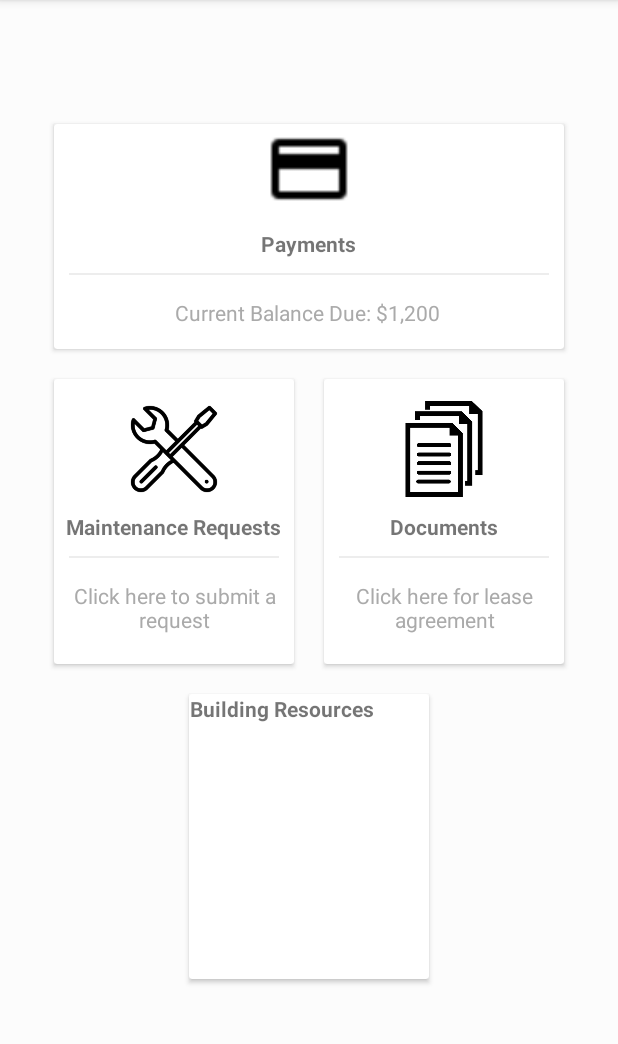
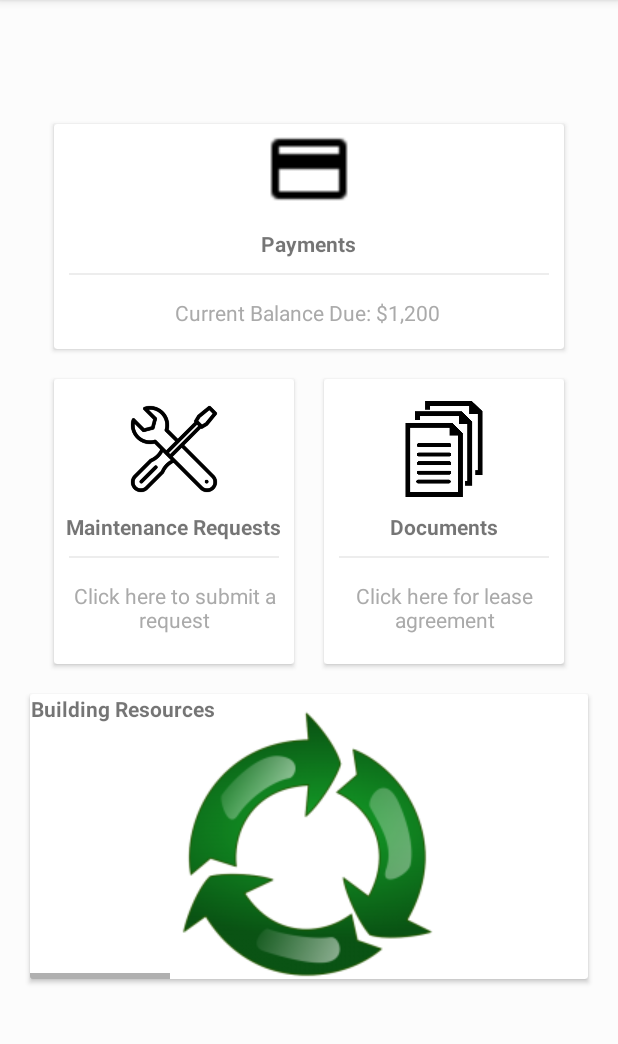
Before and after one commit to jervona/Abode, an Android app: the DashBoardFragment screen opened directly, with no data from a screen before it, on a phone screen of 412 x 824 dp, the part 84-1128 px from its top. Run offline under Robolectric (Android 15) with nearby library versions, the phone set to English and light mode, and no system bars; our stand-ins replace ButterKnife, Firebase (no records; nobody signed in at launch, a user with empty details on screens opened directly); libraries missing offline, so code that uses them is left out: com.aurelhubert.ahbottomnavigation; plain views replace AHBottomNavigation; 11 statements that could not run were skipped.

Commit message:
added recyclerview, and images for view ....

```diff
--- a/app/src/main/java/nyc/c4q/capstone/BottomNavFragment/DashBoardFragment.java
+++ b/app/src/main/java/nyc/c4q/capstone/BottomNavFragment/DashBoardFragment.java
@@ -6,6 +6,10 @@ import android.os.Bundle;
 import android.support.annotation.NonNull;
 import android.support.annotation.Nullable;
 import android.support.v4.app.Fragment;
+import android.support.v4.app.FragmentManager;
+import android.support.v4.app.FragmentTransaction;
+import android.support.v7.widget.LinearLayoutManager;
+import android.support.v7.widget.RecyclerView;
 import android.util.Log;
 import android.view.LayoutInflater;
 import android.view.Menu;
@@ -13,18 +17,27 @@ import android.view.MenuInflater;
 import android.view.MenuItem;
 import android.view.View;
 import android.view.ViewGroup;
+import android.widget.LinearLayout;
 
 import com.google.android.gms.auth.api.Auth;
 import com.google.firebase.auth.FirebaseAuth;
+import com.google.firebase.database.DataSnapshot;
+import com.google.firebase.database.DatabaseError;
 import com.google.firebase.database.FirebaseDatabase;
+import com.google.firebase.database.ValueEventListener;
 
+import java.util.ArrayList;
 import java.util.List;
 
 import nyc.c4q.capstone.MainActivity;
 import nyc.c4q.capstone.R;
+import nyc.c4q.capstone.dash_controller.DashAdapter;
+import nyc.c4q.capstone.dash_controller.Dash_Rv_Model;
 import nyc.c4q.capstone.database.TenantDataBaseHelper;
 import nyc.c4q.capstone.datamodels.Tickets;
 import nyc.c4q.capstone.datamodels.UserApartmentInfo;
+import nyc.c4q.capstone.maintenance.NewRequestFragment;
+import nyc.c4q.capstone.maintenance.SubmittedAdapter;
 import nyc.c4q.capstone.signupactivites.SignInActivity;
 
 
@@ -33,9 +46,11 @@ import nyc.c4q.capstone.signupactivites.SignInActivity;
  */
 public class DashBoardFragment extends Fragment {
 
+
     View rootView;
     TenantDataBaseHelper db;
     UserApartmentInfo user;
+
 
 
     public DashBoardFragment() {
@@ -49,6 +64,22 @@ public class DashBoardFragment extends Fragment {
         rootView = inflater.inflate(R.layout.fragment_dash_board, container, false);
         setHasOptionsMenu(true);
 
+        RecyclerView recyclerView = rootView.findViewById(R.id.my_recycler_view);
+        List<Dash_Rv_Model> models = new ArrayList<>();
+        models.add(new Dash_Rv_Model(R.drawable.recycle2,"Recycling Info"));
+        models.add(new Dash_Rv_Model(R.drawable.no_smoking,"NYC Smoking Resource"));
+        models.add(new Dash_Rv_Model(R.drawable.housingcourtanswerslogo,"Housing Court Questions"));
+        models.add(new Dash_Rv_Model(R.drawable.nyc_logo,"NYC Rent Increase Info"));
+
+        DashAdapter dashAdapter = new DashAdapter(models);
+        LinearLayoutManager linearLayoutManager = new LinearLayoutManager(getContext(),LinearLayoutManager.HORIZONTAL,false);
+        recyclerView.setAdapter(dashAdapter);
+        recyclerView.setLayoutManager(linearLayoutManager);
+
+
+
+
+
         return rootView;
     }
 
@@ -56,7 +87,6 @@ public class DashBoardFragment extends Fragment {
     public void onViewCreated(@NonNull View view, @Nullable Bundle savedInstanceState) {
         super.onViewCreated(view, savedInstanceState);
         db = TenantDataBaseHelper.getInstance(FirebaseDatabase.getInstance());
-        db.getTicketsList().size();
 
 
     }
--- /dev/null
+++ b/app/src/main/java/nyc/c4q/capstone/dash_controller/DashAdapter.java
@@ -0,0 +1,42 @@
+package nyc.c4q.capstone.dash_controller;
+
+import android.support.v7.widget.RecyclerView;
+import android.view.LayoutInflater;
+import android.view.View;
+import android.view.ViewGroup;
+
+import java.util.List;
+
+import nyc.c4q.capstone.R;
+
+/**
+ * Created by D on 3/31/18.
+ */
+
+public class DashAdapter extends RecyclerView.Adapter<DashHolder> {
+
+
+    List<Dash_Rv_Model> dash_rv_modelList;
+
+    public DashAdapter(List<Dash_Rv_Model> dash_rv_modelList) {
+        this.dash_rv_modelList = dash_rv_modelList;
+    }
+
+    @Override
+    public DashHolder onCreateViewHolder(ViewGroup parent, int viewType) {
+        View childView = LayoutInflater.from(parent.getContext()).inflate(R.layout.dash_board_itemview,parent,false);
+        return new DashHolder(childView);
+    }
+
+    @Override
+    public void onBindViewHolder(DashHolder holder, int position) {
+        Dash_Rv_Model dash_rv_model = dash_rv_modelList.get(position);
+        holder.onBind(dash_rv_model);
+
+    }
+
+    @Override
+    public int getItemCount() {
+        return dash_rv_modelList.size();
+    }
+}
--- /dev/null
+++ b/app/src/main/java/nyc/c4q/capstone/dash_controller/DashHolder.java
@@ -0,0 +1,33 @@
+package nyc.c4q.capstone.dash_controller;
+
+import android.media.Image;
+import android.support.v7.widget.RecyclerView;
+import android.view.View;
+import android.widget.ImageView;
+import android.widget.TextView;
+
+import nyc.c4q.capstone.R;
+
+/**
+ * Created by D on 3/31/18.
+ */
+
+public class DashHolder extends RecyclerView.ViewHolder {
+
+    private ImageView resource_pic;
+    private TextView  resource_text ;
+
+    public DashHolder(View itemView) {
+        super(itemView);
+
+        resource_pic = itemView.findViewById(R.id.rv_image);
+        resource_text = itemView.findViewById(R.id.rv_textview);
+
+    }
+
+    public void onBind(Dash_Rv_Model dash_rv_model){
+        resource_pic.setImageResource(dash_rv_model.getResource_icon());
+        resource_text.setText(dash_rv_model.getResource_name());
+
+    }
+}
--- /dev/null
+++ b/app/src/main/java/nyc/c4q/capstone/dash_controller/Dash_Rv_Model.java
@@ -0,0 +1,24 @@
+package nyc.c4q.capstone.dash_controller;
+
+/**
+ * Created by D on 3/31/18.
+ */
+
+public class Dash_Rv_Model {
+
+    private int resource_icon;
+    private String resource_name;
+
+    public Dash_Rv_Model(int resource_icon, String resource_name) {
+        this.resource_icon = resource_icon;
+        this.resource_name = resource_name;
+    }
+
+    public int getResource_icon() {
+        return resource_icon;
+    }
+
+    public String getResource_name() {
+        return resource_name;
+    }
+}
--- a/app/src/main/res/layout/activity_main.xml
+++ b/app/src/main/res/layout/activity_main.xml
@@ -13,7 +13,7 @@
         android:layout_width="match_parent"
         android:layout_height="match_parent"
         android:layout_above="@id/bottom_navigation"
-        app:layout_behavior="@string/appbar_scrolling_view_behavior" />
+         />
 
 
 
--- /dev/null
+++ b/app/src/main/res/layout/dash_board_itemview.xml
@@ -0,0 +1,32 @@
+<?xml version="1.0" encoding="utf-8"?>
+<LinearLayout xmlns:android="http://schemas.android.com/apk/res/android"
+    android:id="@+id/dash_rv"
+    android:layout_width="match_parent"
+    android:layout_height="match_parent"
+    android:orientation="horizontal">
+
+    <ImageView
+        android:id="@+id/rv_image"
+        android:layout_width="match_parent"
+        android:layout_height="match_parent" />
+
+    <View
+        android:id="@+id/default_rv_view"
+        android:layout_width="match_parent"
+        android:layout_height="1dp"
+        android:background="@color/lightgray"
+        android:layout_margin="10dp"/>
+
+    <TextView
+        android:id="@+id/rv_textview"
+        android:layout_width="wrap_content"
+        android:layout_height="wrap_content"
+        android:textStyle="bold"
+        android:layout_marginTop="10dp"
+        android:text="Resources"
+        android:onClick="click"
+        />
+
+
+
+</LinearLayout>
--- a/app/src/main/res/layout/dialog_layout.xml
+++ b/app/src/main/res/layout/dialog_layout.xml
@@ -29,8 +29,8 @@
             android:id="@+id/amount_dialog"
             android:layout_width="335dp"
             android:layout_height="75dp"
-            android:text=" 1,200"
-            android:textSize="32sp" />
+            android:text=" 1200"
+            android:textSize="40sp" />
 
     </LinearLayout>
 
@@ -40,14 +40,14 @@
         android:layout_width="match_parent"
         android:layout_height="75dp"
         android:text="93094028476"
-        android:textSize="32sp" />
+        android:textSize="40sp" />
 
 
     <TextView
         android:id="@+id/thank_you"
         android:layout_width="match_parent"
         android:layout_height="match_parent"
-        android:text="Thank your payment of $,1200 has been received."
-        android:textSize="25sp" />
+        android:text="Thanks for your payment"
+        android:textSize="40sp" />
 
 </LinearLayout>
--- a/app/src/main/res/layout/fragment_dash_board.xml
+++ b/app/src/main/res/layout/fragment_dash_board.xml
@@ -178,14 +178,15 @@
         <android.support.v7.widget.CardView
             android:foreground="?android:attr/selectableItemBackground"
             android:clickable="true"
-            android:layout_width="160dp"
+            android:layout_width="match_parent"
             android:layout_height="190dp"
-            android:layout_margin="10dp">
+            android:layout_margin="10dp"
+            >
 
             <LinearLayout
                 android:layout_width="wrap_content"
                 android:layout_height="wrap_content"
-                android:orientation="vertical">
+                android:orientation="horizontal">
 
                 <TextView
                     android:layout_width="wrap_content"
--- a/app/src/main/res/values/strings.xml
+++ b/app/src/main/res/values/strings.xml
@@ -23,10 +23,4 @@
     </string-array>
 
 
-
-
-
-
-
-
 </resources>
```
Also changed, not shown: app/src/main/res/drawable/housingcourtanswerslogo.png (added), app/src/main/res/drawable/no_smoking.jpeg (added), app/src/main/res/drawable/nyc_logo.png (added), app/src/main/res/drawable/recycle2.png (added).
